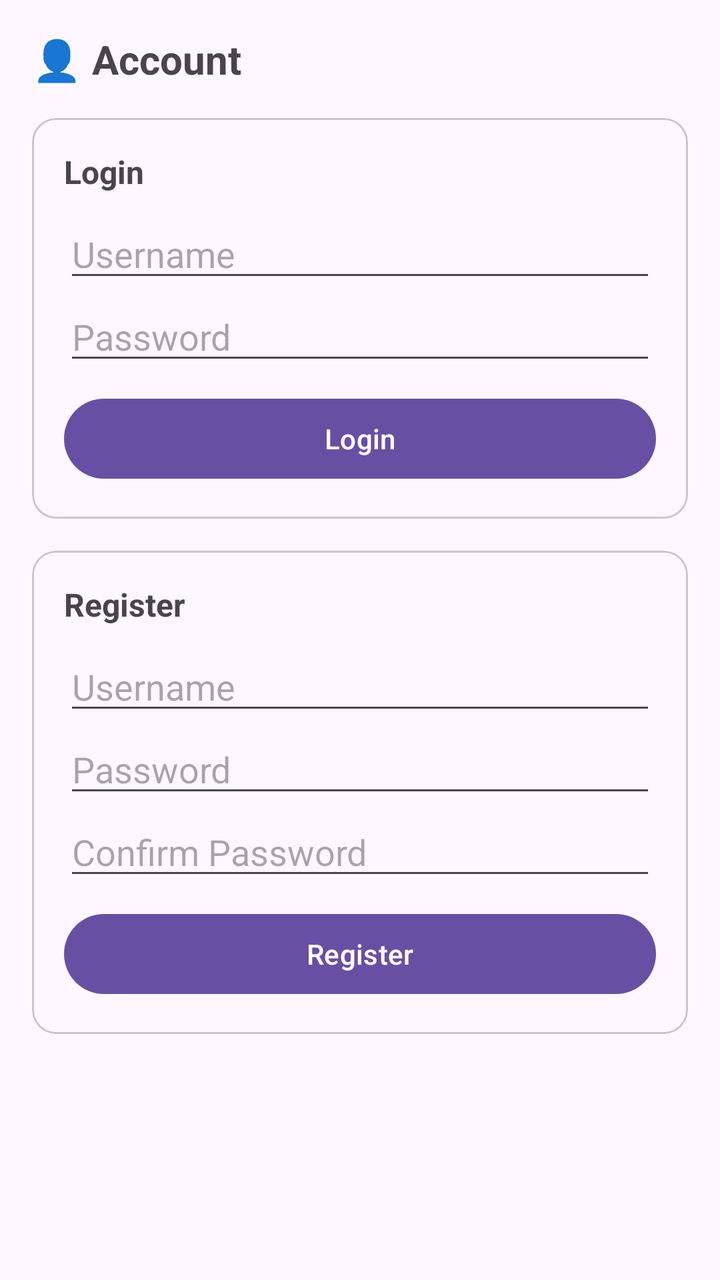
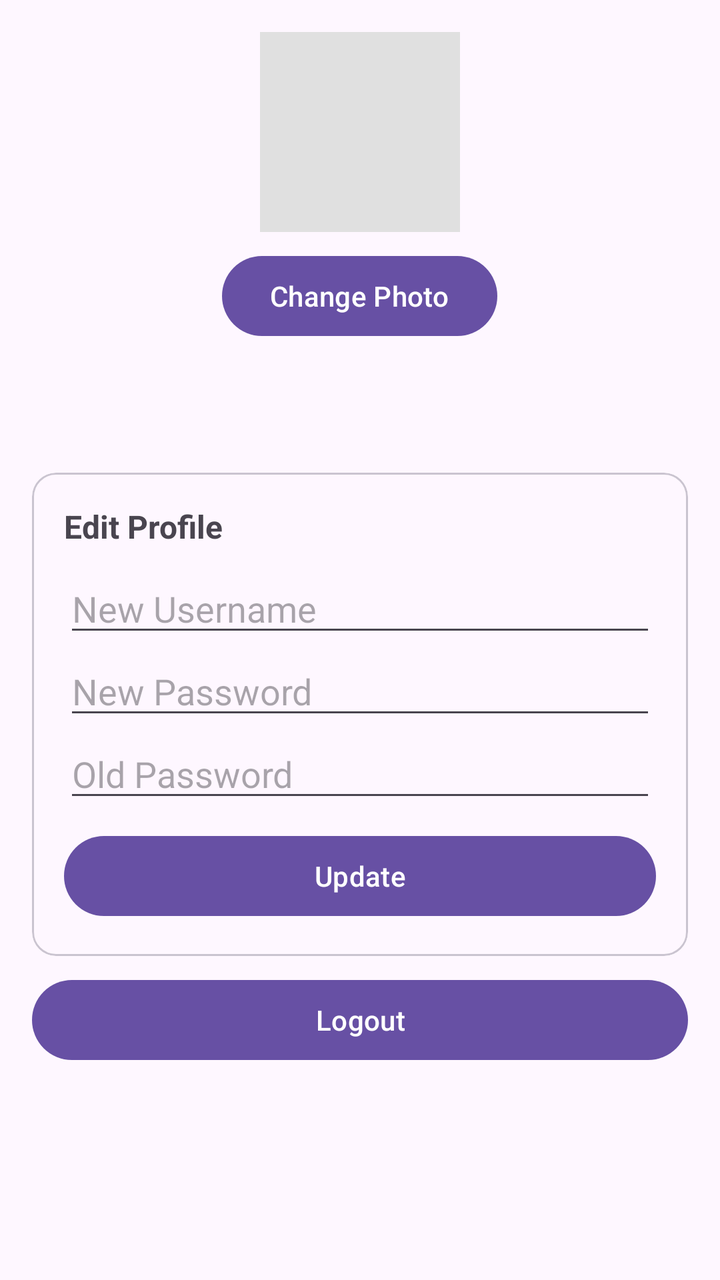

Two renders of the same Android screen: before a commit and after it. Below are the layout's source before the change and the commit's diff.
<!-- AndroidManifest.xml: application theme Theme.CS388mobileapplicationpart2 -->
<!-- res/layout/fragment_account.xml -->
<?xml version="1.0" encoding="utf-8"?>
<ScrollView xmlns:android="http://schemas.android.com/apk/res/android"
    android:layout_width="match_parent"
    android:layout_height="match_parent"
    android:padding="16dp">

    <LinearLayout
        android:layout_width="match_parent"
        android:layout_height="wrap_content"
        android:orientation="vertical"
        android:gravity="center_horizontal">

        
        <LinearLayout
            android:id="@+id/layoutLoggedOut"
            android:layout_width="match_parent"
            android:layout_height="wrap_content"
            android:orientation="vertical">

            <TextView
                android:layout_width="match_parent"
                android:layout_height="wrap_content"
                android:text="👤 Account"
                android:textSize="20sp"
                android:textStyle="bold"
                android:paddingBottom="16dp" />

            
            <com.google.android.material.card.MaterialCardView
                android:layout_width="match_parent"
                android:layout_height="wrap_content"
                android:layout_marginBottom="16dp">

                <LinearLayout
                    android:layout_width="match_parent"
                    android:layout_height="wrap_content"
                    android:orientation="vertical"
                    android:padding="16dp">

                    <TextView
                        android:layout_width="wrap_content"
                        android:layout_height="wrap_content"
                        android:text="Login"
                        android:textSize="16sp"
                        android:textStyle="bold"
                        android:paddingBottom="8dp" />

                    <EditText
                        android:id="@+id/etLoginUsername"
                        android:layout_width="match_parent"
                        android:layout_height="wrap_content"
                        android:hint="Username"
                        android:inputType="text"
                        android:singleLine="true" />

                    <EditText
                        android:id="@+id/etLoginPassword"
                        android:layout_width="match_parent"
                        android:layout_height="wrap_content"
                        android:hint="Password"
                        android:inputType="textPassword"
                        android:singleLine="true" />

                    <Button
                        android:id="@+id/btnLogin"
                        android:layout_width="match_parent"
                        android:layout_height="wrap_content"
                        android:text="Login"
                        android:layout_marginTop="8dp" />

                    <TextView
                        android:id="@+id/tvLoginError"
                        android:layout_width="wrap_content"
                        android:layout_height="wrap_content"
                        android:textColor="#D32F2F"
                        android:layout_marginTop="4dp"
                        android:visibility="gone" />

                </LinearLayout>
            </com.google.android.material.card.MaterialCardView>

            
            <com.google.android.material.card.MaterialCardView
                android:layout_width="match_parent"
                android:layout_height="wrap_content">

                <LinearLayout
                    android:layout_width="match_parent"
                    android:layout_height="wrap_content"
                    android:orientation="vertical"
                    android:padding="16dp">

                    <TextView
                        android:layout_width="wrap_content"
                        android:layout_height="wrap_content"
                        android:text="Register"
                        android:textSize="16sp"
                        android:textStyle="bold"
                        android:paddingBottom="8dp" />

                    <EditText
                        android:id="@+id/etRegUsername"
                        android:layout_width="match_parent"
                        android:layout_height="wrap_content"
                        android:hint="Username"
                        android:inputType="text"
                        android:singleLine="true" />

                    <EditText
                        android:id="@+id/etRegPassword"
                        android:layout_width="match_parent"
                        android:layout_height="wrap_content"
                        android:hint="Password"
                        android:inputType="textPassword"
                        android:singleLine="true" />

                    <EditText
                        android:id="@+id/etRegConfirmPassword"
                        android:layout_width="match_parent"
                        android:layout_height="wrap_content"
                        android:hint="Confirm Password"
                        android:inputType="textPassword"
                        android:singleLine="true" />

                    <Button
                        android:id="@+id/btnRegister"
                        android:layout_width="match_parent"
                        android:layout_height="wrap_content"
                        android:text="Register"
                        android:layout_marginTop="8dp" />

                    <TextView
                        android:id="@+id/tvRegError"
                        android:layout_width="wrap_content"
                        android:layout_height="wrap_content"
                        android:textColor="#D32F2F"
                        android:layout_marginTop="4dp"
                        android:visibility="gone" />

                </LinearLayout>
            </com.google.android.material.card.MaterialCardView>

        </LinearLayout>

        
        <LinearLayout
            android:id="@+id/layoutLoggedIn"
            android:layout_width="match_parent"
            android:layout_height="wrap_content"
            android:orientation="vertical"
            android:gravity="center_horizontal"
            android:visibility="gone">

            <ImageView
                android:id="@+id/imgProfilePhoto"
                android:layout_width="100dp"
                android:layout_height="100dp"
                android:scaleType="centerCrop"
                android:background="#E0E0E0"
                android:layout_marginBottom="8dp" />

            <Button
                android:id="@+id/btnChangePhoto"
                android:layout_width="wrap_content"
                android:layout_height="wrap_content"
                android:text="Change Photo"
                android:layout_marginBottom="16dp" />

            <TextView
                android:id="@+id/tvWelcome"
                android:layout_width="wrap_content"
                android:layout_height="wrap_content"
                android:textSize="18sp"
                android:textStyle="bold"
                android:layout_marginBottom="24dp" />

            <Button
                android:id="@+id/btnLogout"
                android:layout_width="match_parent"
                android:layout_height="wrap_content"
                android:text="Logout" />

        </LinearLayout>

    </LinearLayout>
</ScrollView>
<!-- resources referenced by this layout -->
<resources>
  <style name="Theme.CS388mobileapplicationpart2" parent="Base.Theme.CS388mobileapplicationpart2" />
  <style name="Base.Theme.CS388mobileapplicationpart2" parent="Theme.Material3.DayNight.NoActionBar">
          
          
      </style>
</resources>

<!-- the commit's change to res/layout/fragment_account.xml (unified diff, before → after) -->
@@ -15,15 +15,16 @@
             android:id="@+id/layoutLoggedOut"
             android:layout_width="match_parent"
             android:layout_height="wrap_content"
-            android:orientation="vertical">
+            android:orientation="vertical"
+            android:visibility="gone">
 
             <TextView
                 android:layout_width="match_parent"
                 android:layout_height="wrap_content"
+                android:paddingBottom="16dp"
                 android:text="👤 Account"
                 android:textSize="20sp"
-                android:textStyle="bold"
-                android:paddingBottom="16dp" />
+                android:textStyle="bold" />
 
             
             <com.google.android.material.card.MaterialCardView
@@ -40,10 +41,10 @@
                     <TextView
                         android:layout_width="wrap_content"
                         android:layout_height="wrap_content"
+                        android:paddingBottom="8dp"
                         android:text="Login"
                         android:textSize="16sp"
-                        android:textStyle="bold"
-                        android:paddingBottom="8dp" />
+                        android:textStyle="bold" />
 
                     <EditText
                         android:id="@+id/etLoginUsername"
@@ -65,15 +66,15 @@
                         android:id="@+id/btnLogin"
                         android:layout_width="match_parent"
                         android:layout_height="wrap_content"
-                        android:text="Login"
-                        android:layout_marginTop="8dp" />
+                        android:layout_marginTop="8dp"
+                        android:text="Login" />
 
                     <TextView
                         android:id="@+id/tvLoginError"
                         android:layout_width="wrap_content"
                         android:layout_height="wrap_content"
+                        android:layout_marginTop="4dp"
                         android:textColor="#D32F2F"
-                        android:layout_marginTop="4dp"
                         android:visibility="gone" />
 
                 </LinearLayout>
@@ -93,10 +94,10 @@
                     <TextView
                         android:layout_width="wrap_content"
                         android:layout_height="wrap_content"
+                        android:paddingBottom="8dp"
                         android:text="Register"
                         android:textSize="16sp"
-                        android:textStyle="bold"
-                        android:paddingBottom="8dp" />
+                        android:textStyle="bold" />
 
                     <EditText
                         android:id="@+id/etRegUsername"
@@ -126,15 +127,15 @@
                         android:id="@+id/btnRegister"
                         android:layout_width="match_parent"
                         android:layout_height="wrap_content"
-                        android:text="Register"
-                        android:layout_marginTop="8dp" />
+                        android:layout_marginTop="8dp"
+                        android:text="Register" />
 
                     <TextView
                         android:id="@+id/tvRegError"
                         android:layout_width="wrap_content"
                         android:layout_height="wrap_content"
+                        android:layout_marginTop="4dp"
                         android:textColor="#D32F2F"
-                        android:layout_marginTop="4dp"
                         android:visibility="gone" />
 
                 </LinearLayout>
@@ -147,35 +148,95 @@
             android:id="@+id/layoutLoggedIn"
             android:layout_width="match_parent"
             android:layout_height="wrap_content"
-            android:orientation="vertical"
             android:gravity="center_horizontal"
-            android:visibility="gone">
+            android:orientation="vertical">
 
             <ImageView
                 android:id="@+id/imgProfilePhoto"
                 android:layout_width="100dp"
                 android:layout_height="100dp"
-                android:scaleType="centerCrop"
+                android:layout_marginBottom="8dp"
                 android:background="#E0E0E0"
-                android:layout_marginBottom="8dp" />
+                android:scaleType="centerCrop" />
 
             <Button
                 android:id="@+id/btnChangePhoto"
                 android:layout_width="wrap_content"
                 android:layout_height="wrap_content"
-                android:text="Change Photo"
-                android:layout_marginBottom="16dp" />
+                android:layout_marginBottom="16dp"
+                android:text="Change Photo" />
 
             <TextView
                 android:id="@+id/tvWelcome"
                 android:layout_width="wrap_content"
                 android:layout_height="wrap_content"
+                android:layout_marginBottom="24dp"
                 android:textSize="18sp"
-                android:textStyle="bold"
-                android:layout_marginBottom="24dp" />
+                android:textStyle="bold" />
+
+            <com.google.android.material.card.MaterialCardView
+                android:layout_width="match_parent"
+                android:layout_height="wrap_content">
+
+                <LinearLayout
+                    android:layout_width="match_parent"
+                    android:layout_height="wrap_content"
+                    android:orientation="vertical"
+                    android:padding="16dp">
+
+                    <TextView
+                        android:layout_width="wrap_content"
+                        android:layout_height="wrap_content"
+                        android:paddingBottom="8dp"
+                        android:text="Edit Profile"
+                        android:textSize="16sp"
+                        android:textStyle="bold" />
+
+                    <EditText
+                        android:id="@+id/etChangeUsername"
+                        android:layout_width="match_parent"
+                        android:layout_height="wrap_content"
+                        android:hint="New Username"
+                        android:inputType="text"
+                        android:singleLine="true" />
+
+                    <EditText
+                        android:id="@+id/etChangePassword"
+                        android:layout_width="match_parent"
+                        android:layout_height="wrap_content"
+                        android:hint="New Password"
+                        android:inputType="textPassword"
+                        android:singleLine="true" />
+
+                    <EditText
+                        android:id="@+id/etOldPassword"
+                        android:layout_width="match_parent"
+                        android:layout_height="wrap_content"
+                        android:hint="Old Password"
+                        android:inputType="textPassword"
+                        android:singleLine="true" />
+
+                    <Button
+                        android:id="@+id/btnEditProfile"
+                        android:layout_width="match_parent"
+                        android:layout_height="wrap_content"
+                        android:layout_marginTop="8dp"
+                        android:text="Update" />
+
+                    <TextView
+                        android:id="@+id/tvChangeError"
+                        android:layout_width="wrap_content"
+                        android:layout_height="wrap_content"
+                        android:layout_marginTop="4dp"
+                        android:textColor="#D32F2F"
+                        android:visibility="gone" />
+
+                </LinearLayout>
+            </com.google.android.material.card.MaterialCardView>
 
             <Button
                 android:id="@+id/btnLogout"
+                android:layout_marginTop="8dp"
                 android:layout_width="match_parent"
                 android:layout_height="wrap_content"
                 android:text="Logout" />
